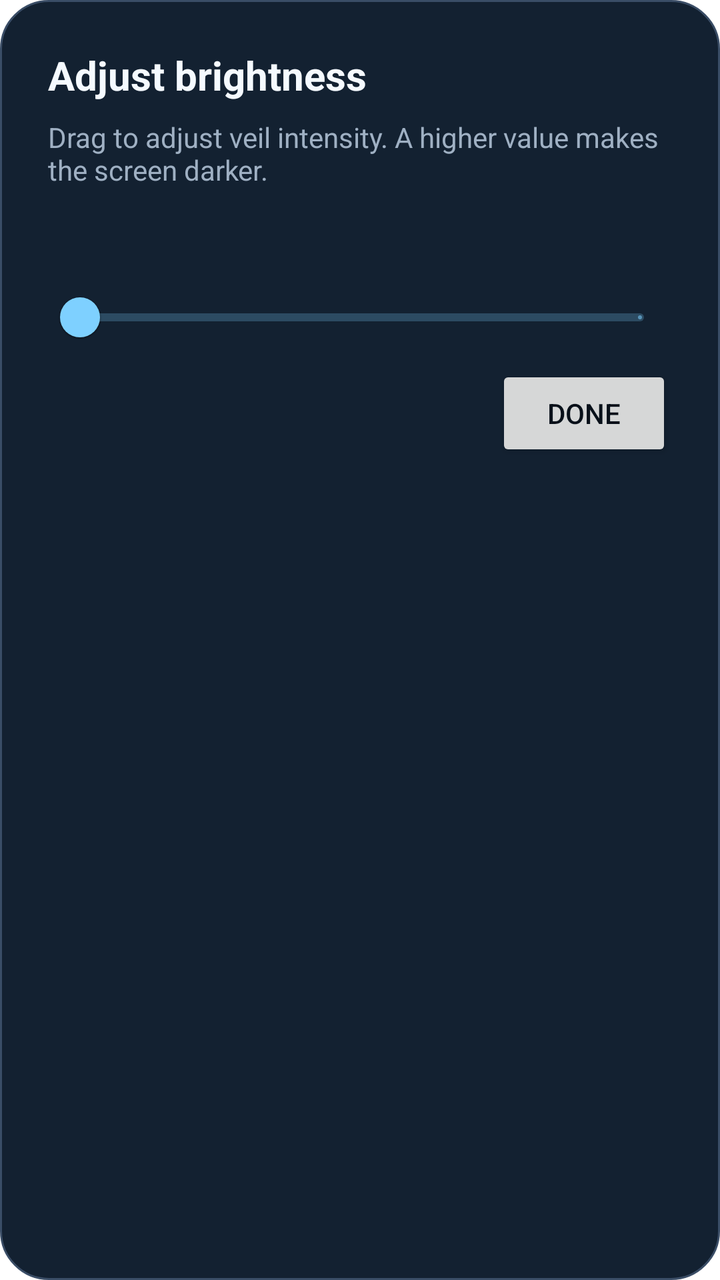
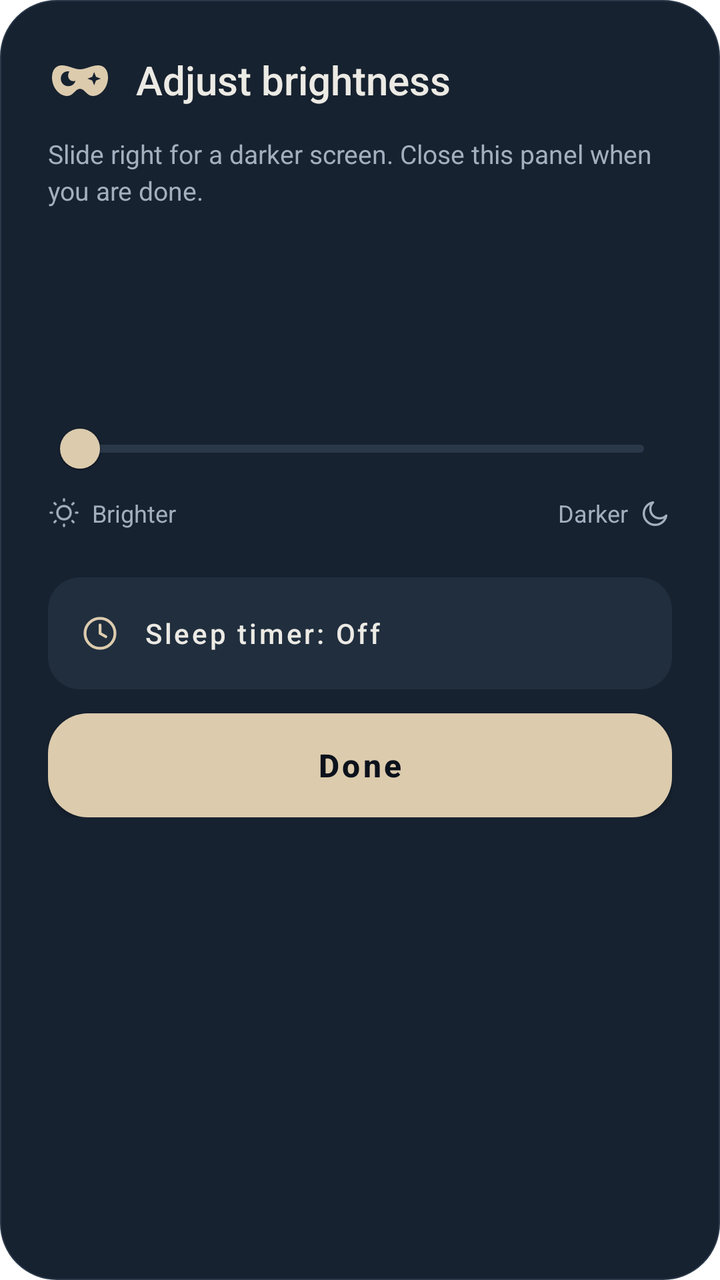

Screens rendered from an Android XML layout before and after an edit, with the pre-edit source and the edit as a unified diff.
<!-- AndroidManifest.xml: activity theme Theme.NightVeil.BrightnessPanel -->
<!-- res/layout/activity_brightness_panel.xml -->
<?xml version="1.0" encoding="utf-8"?>
<LinearLayout xmlns:android="http://schemas.android.com/apk/res/android"
    xmlns:app="http://schemas.android.com/apk/res-auto"
    android:layout_width="match_parent"
    android:layout_height="wrap_content"
    android:orientation="vertical"
    android:padding="24dp">

    <TextView
        android:layout_width="match_parent"
        android:layout_height="wrap_content"
        android:text="@string/notification_adjust"
        android:textColor="@color/mask_text_primary"
        android:textSize="20sp"
        android:textStyle="bold" />

    <TextView
        android:layout_width="match_parent"
        android:layout_height="wrap_content"
        android:layout_marginTop="8dp"
        android:text="@string/brightness_panel_hint"
        android:textColor="@color/mask_text_secondary"
        android:textSize="14sp" />

    <TextView
        android:id="@+id/tvIntensity"
        android:layout_width="match_parent"
        android:layout_height="wrap_content"
        android:layout_marginTop="16dp"
        android:textColor="@color/mask_primary"
        android:textSize="18sp" />

    <com.google.android.material.slider.Slider
        android:id="@+id/sliderIntensity"
        android:layout_width="match_parent"
        android:layout_height="wrap_content"
        android:contentDescription="@string/opacity_label"
        android:stepSize="1"
        app:thumbColor="@color/mask_primary"
        app:trackColorActive="@color/mask_primary" />

    <Button
        android:id="@+id/btnDone"
        android:layout_width="wrap_content"
        android:layout_height="wrap_content"
        android:layout_gravity="end"
        android:minHeight="48dp"
        android:text="@string/brightness_panel_done"
        android:textColor="@color/mask_bg_start" />
</LinearLayout>
<!-- resources referenced by this layout -->
<resources>
  <color name="mask_bg_start">#081019</color>
  <color name="mask_primary">#7ED0FF</color>
  <color name="mask_text_primary">#F5FAFF</color>
  <color name="mask_text_secondary">#9FB0C3</color>
  <string name="brightness_panel_hint">Drag to adjust veil intensity. A higher value makes the screen darker.</string>
  <string name="opacity_label">Veil intensity</string>
  <!-- drawable bg_brightness_panel (drawable) -->
  <shape xmlns:android="http://schemas.android.com/apk/res/android">
      <solid android:color="@color/mask_bg_end" />
      <corners android:radius="24dp" />
      <stroke android:width="1dp" android:color="@color/mask_panel_border" />
  </shape>
  <color name="mask_bg_end">#132131</color>
  <color name="mask_panel_border">#3A4D66</color>
  <!-- unchanged entries left out for length: 3 -->
</resources>

<!-- the commit's change to res/layout/activity_brightness_panel.xml (unified diff, before → after) -->
@@ -1,50 +1,124 @@
 <?xml version="1.0" encoding="utf-8"?>
-<LinearLayout xmlns:android="http://schemas.android.com/apk/res/android"
-    xmlns:app="http://schemas.android.com/apk/res-auto"
+<androidx.core.widget.NestedScrollView
+  xmlns:android="http://schemas.android.com/apk/res/android"
+  xmlns:app="http://schemas.android.com/apk/res-auto"
+  android:layout_width="match_parent"
+  android:layout_height="wrap_content">
+  <LinearLayout
     android:layout_width="match_parent"
     android:layout_height="wrap_content"
     android:orientation="vertical"
     android:padding="24dp">
-
-    <TextView
-        android:layout_width="match_parent"
+    <LinearLayout
+      android:layout_width="match_parent"
+      android:layout_height="wrap_content"
+      android:orientation="horizontal"
+      android:gravity="center_vertical">
+      <androidx.appcompat.widget.AppCompatImageView
+        android:layout_width="32dp"
+        android:layout_height="32dp"
+        android:src="@drawable/ic_tile_veil"
+        app:tint="@color/mask_primary"
+        android:importantForAccessibility="no" />
+      <TextView
+        android:layout_width="0dp"
+        android:layout_weight="1"
         android:layout_height="wrap_content"
+        android:layout_marginStart="12dp"
         android:text="@string/notification_adjust"
         android:textColor="@color/mask_text_primary"
         android:textSize="20sp"
-        android:textStyle="bold" />
-
+        android:fontFamily="sans-serif-medium" />
+    </LinearLayout>
     <TextView
-        android:layout_width="match_parent"
-        android:layout_height="wrap_content"
-        android:layout_marginTop="8dp"
-        android:text="@string/brightness_panel_hint"
-        android:textColor="@color/mask_text_secondary"
-        android:textSize="14sp" />
-
+      android:layout_width="match_parent"
+      android:layout_height="wrap_content"
+      android:layout_marginTop="12dp"
+      android:text="@string/brightness_panel_hint"
+      android:textColor="@color/mask_text_secondary"
+      android:textSize="13sp"
+      android:lineSpacingExtra="3dp" />
     <TextView
-        android:id="@+id/tvIntensity"
-        android:layout_width="match_parent"
-        android:layout_height="wrap_content"
-        android:layout_marginTop="16dp"
-        android:textColor="@color/mask_primary"
-        android:textSize="18sp" />
-
+      android:id="@+id/tvIntensity"
+      android:layout_width="match_parent"
+      android:layout_height="wrap_content"
+      android:layout_marginTop="24dp"
+      android:gravity="center"
+      android:textColor="@color/mask_text_primary"
+      android:fontFamily="sans-serif-light"
+      android:textSize="48sp"
+      android:includeFontPadding="false" />
     <com.google.android.material.slider.Slider
-        android:id="@+id/sliderIntensity"
-        android:layout_width="match_parent"
-        android:layout_height="wrap_content"
-        android:contentDescription="@string/opacity_label"
-        android:stepSize="1"
-        app:thumbColor="@color/mask_primary"
-        app:trackColorActive="@color/mask_primary" />
-
-    <Button
-        android:id="@+id/btnDone"
-        android:layout_width="wrap_content"
-        android:layout_height="wrap_content"
-        android:layout_gravity="end"
-        android:minHeight="48dp"
-        android:text="@string/brightness_panel_done"
-        android:textColor="@color/mask_bg_start" />
+      android:id="@+id/sliderIntensity"
+      android:layout_width="match_parent"
+      android:layout_height="wrap_content"
+      android:layout_marginTop="16dp"
+      android:contentDescription="@string/slider_description"
+      android:stepSize="1"
+      app:thumbColor="@color/mask_primary"
+      app:thumbRadius="10dp"
+      app:trackHeight="4dp"
+      app:tickVisible="false"
+      app:labelBehavior="gone"
+      app:trackColorActive="@color/mask_primary"
+      app:trackColorInactive="@color/mask_panel_border" />
+    <include
+      layout="@layout/slider_direction" />
+    <com.google.android.material.button.MaterialButton
+      android:id="@+id/btn_timer"
+      style="@style/Widget.NightVeil.SecondaryButton"
+      android:layout_width="match_parent"
+      android:layout_height="wrap_content"
+      android:layout_marginTop="24dp"
+      android:gravity="start|center_vertical"
+      android:text="@string/timer_off"
+      android:paddingStart="16dp"
+      android:paddingEnd="16dp"
+      app:icon="@drawable/ic_clock"
+      app:iconGravity="start" />
+    <com.google.android.material.button.MaterialButton
+      android:id="@+id/btnDone"
+      style="@style/Widget.NightVeil.PrimaryButton"
+      android:layout_width="match_parent"
+      android:layout_height="52dp"
+      android:layout_marginTop="12dp"
+      android:text="@string/brightness_panel_done" />
+  </LinearLayout>
+</androidx.core.widget.NestedScrollView>
+<!-- res/layout/slider_direction.xml (included above) -->
+<?xml version="1.0" encoding="utf-8"?>
+<LinearLayout
+  xmlns:android="http://schemas.android.com/apk/res/android"
+  xmlns:app="http://schemas.android.com/apk/res-auto"
+  android:layout_width="match_parent"
+  android:layout_height="wrap_content"
+  android:orientation="horizontal"
+  android:gravity="center_vertical">
+  <androidx.appcompat.widget.AppCompatImageView
+    android:layout_width="16dp"
+    android:layout_height="16dp"
+    android:src="@drawable/ic_sun"
+    app:tint="@color/mask_text_secondary"
+    android:importantForAccessibility="no" />
+  <TextView
+    android:layout_width="0dp"
+    android:layout_weight="1"
+    android:layout_height="wrap_content"
+    android:layout_marginStart="6dp"
+    android:text="@string/slider_brighter"
+    android:textColor="@color/mask_text_secondary"
+    android:textSize="12sp" />
+  <TextView
+    android:layout_width="wrap_content"
+    android:layout_height="wrap_content"
+    android:layout_marginEnd="6dp"
+    android:text="@string/slider_darker"
+    android:textColor="@color/mask_text_secondary"
+    android:textSize="12sp" />
+  <androidx.appcompat.widget.AppCompatImageView
+    android:layout_width="16dp"
+    android:layout_height="16dp"
+    android:src="@drawable/ic_moon"
+    app:tint="@color/mask_text_secondary"
+    android:importantForAccessibility="no" />
 </LinearLayout>
<!-- resource entries referenced after the edit -->
@@ -1,19 +1,74 @@
 <!-- resources referenced by this layout -->
 <resources>
-  <color name="mask_bg_start">#081019</color>
-  <color name="mask_primary">#7ED0FF</color>
-  <color name="mask_text_primary">#F5FAFF</color>
-  <color name="mask_text_secondary">#9FB0C3</color>
-  <string name="brightness_panel_hint">Drag to adjust veil intensity. A higher value makes the screen darker.</string>
-  <string name="opacity_label">Veil intensity</string>
+  <color name="mask_bg_start">#0C121C</color>
+  <color name="mask_control">#202E3E</color>
+  <color name="mask_primary">#DCCBAD</color>
+  <color name="mask_text_primary">#ECEAE4</color>
+  <color name="mask_text_secondary">#A3AFBF</color>
+  <!-- drawable ic_clock (drawable) -->
+  <vector xmlns:android="http://schemas.android.com/apk/res/android" android:width="24dp" android:height="24dp" android:viewportWidth="24" android:viewportHeight="24">
+      <path android:fillColor="@android:color/transparent" android:strokeColor="#FFFFFFFF" android:strokeWidth="1.7" android:strokeLineCap="round" android:strokeLineJoin="round" android:pathData="M12,3A9,9 0,1 0,12 21A9,9 0,1 0,12 3M12,7L12,12L15.5,14" />
+  </vector>
+  <!-- drawable ic_moon (drawable) -->
+  <vector xmlns:android="http://schemas.android.com/apk/res/android" android:width="24dp" android:height="24dp" android:viewportWidth="24" android:viewportHeight="24">
+      <path android:fillColor="@android:color/transparent" android:strokeColor="#FFFFFFFF" android:strokeWidth="1.7" android:strokeLineCap="round" android:strokeLineJoin="round" android:pathData="M19.7,14.2A8.5,8.5 0,1 1,9.8 4.3A6.8,6.8 0,0 0,19.7 14.2Z" />
+  </vector>
+  <!-- drawable ic_sun (drawable) -->
+  <vector xmlns:android="http://schemas.android.com/apk/res/android" android:width="24dp" android:height="24dp" android:viewportWidth="24" android:viewportHeight="24">
+      <path android:fillColor="@android:color/transparent" android:strokeColor="#FFFFFFFF" android:strokeWidth="1.7" android:strokeLineCap="round" android:strokeLineJoin="round" android:pathData="M12,7A5,5 0,1 0,12 17A5,5 0,1 0,12 7M12,2L12,3M12,21L12,22M2,12L3,12M21,12L22,12M4.9,4.9L5.7,5.7M18.3,18.3L19.1,19.1M4.9,19.1L5.7,18.3M18.3,5.7L19.1,4.9" />
+  </vector>
+  <!-- drawable ic_tile_veil (drawable) -->
+  <vector xmlns:android="http://schemas.android.com/apk/res/android"
+      android:width="24dp"
+      android:height="24dp"
+      android:viewportWidth="24"
+      android:viewportHeight="24">
+      
+      <path
+          android:fillColor="#FFFFFFFF"
+          android:fillType="evenOdd"
+          android:pathData="M5.2,6.5C2.9,6.5 1.5,8.3 1.5,11C1.5,14.7 4.1,18 7.2,18C9.5,18 10.2,15.3 12,15.3C13.8,15.3 14.5,18 16.8,18C19.9,18 22.5,14.7 22.5,11C22.5,8.3 21.1,6.5 18.8,6.5C16.4,6.5 14.1,8 12,8C9.9,8 7.6,6.5 5.2,6.5Z M8,8.8C6.1,8.5 4.8,9.8 4.8,11.5C4.8,13.2 6.2,14.5 7.9,14.3C9.1,14.2 10,13.4 10.3,12.3C8.1,13 6.8,10.8 8,8.8Z M17.3,9L18,10.8L19.8,11.5L18,12.2L17.3,14L16.6,12.2L14.8,11.5L16.6,10.8Z" />
+  </vector>
+  <string name="brightness_panel_hint">Slide right for a darker screen. Close this panel when you are done.</string>
+  <string name="slider_brighter">Brighter</string>
+  <string name="slider_darker">Darker</string>
+  <string name="slider_description">Veil intensity. Slide right for darker, left for brighter.</string>
+  <string name="timer_off">Sleep timer: Off</string>
+  <style name="Widget.NightVeil.PrimaryButton" parent="Widget.MaterialComponents.Button">
+          <item name="cornerRadius">20dp</item>
+          <item name="backgroundTint">@color/mask_primary</item>
+          <item name="android:textColor">@color/mask_bg_start</item>
+          <item name="android:textSize">16sp</item>
+          <item name="android:textStyle">bold</item>
+          <item name="android:textAllCaps">false</item>
+          <item name="android:insetTop">0dp</item>
+          <item name="android:insetBottom">0dp</item>
+          <item name="iconTint">@color/mask_bg_start</item>
+          <item name="iconGravity">textStart</item>
+          <item name="iconPadding">10dp</item>
+      </style>
+  <style name="Widget.NightVeil.SecondaryButton" parent="Widget.MaterialComponents.Button.OutlinedButton">
+          <item name="cornerRadius">16dp</item>
+          <item name="backgroundTint">@color/mask_control</item>
+          <item name="strokeWidth">0dp</item>
+          <item name="android:textColor">@color/mask_text_primary</item>
+          <item name="android:textSize">14sp</item>
+          <item name="android:textAllCaps">false</item>
+          <item name="android:minHeight">56dp</item>
+          <item name="android:insetTop">0dp</item>
+          <item name="android:insetBottom">0dp</item>
+          <item name="iconTint">@color/mask_primary</item>
+          <item name="iconSize">20dp</item>
+          <item name="iconPadding">12dp</item>
+      </style>
   <!-- drawable bg_brightness_panel (drawable) -->
   <shape xmlns:android="http://schemas.android.com/apk/res/android">
-      <solid android:color="@color/mask_bg_end" />
-      <corners android:radius="24dp" />
-      <stroke android:width="1dp" android:color="@color/mask_panel_border" />
+      <solid android:color="@color/mask_panel" />
+      <corners android:radius="28dp" />
+      <stroke android:width="0.5dp" android:color="@color/mask_panel_border" />
   </shape>
-  <color name="mask_bg_end">#132131</color>
-  <color name="mask_panel_border">#3A4D66</color>
+  <color name="mask_panel">#172230</color>
+  <color name="mask_panel_border">#2A3849</color>
   <!-- unchanged entries left out for length: 3 -->
 </resources>
 
